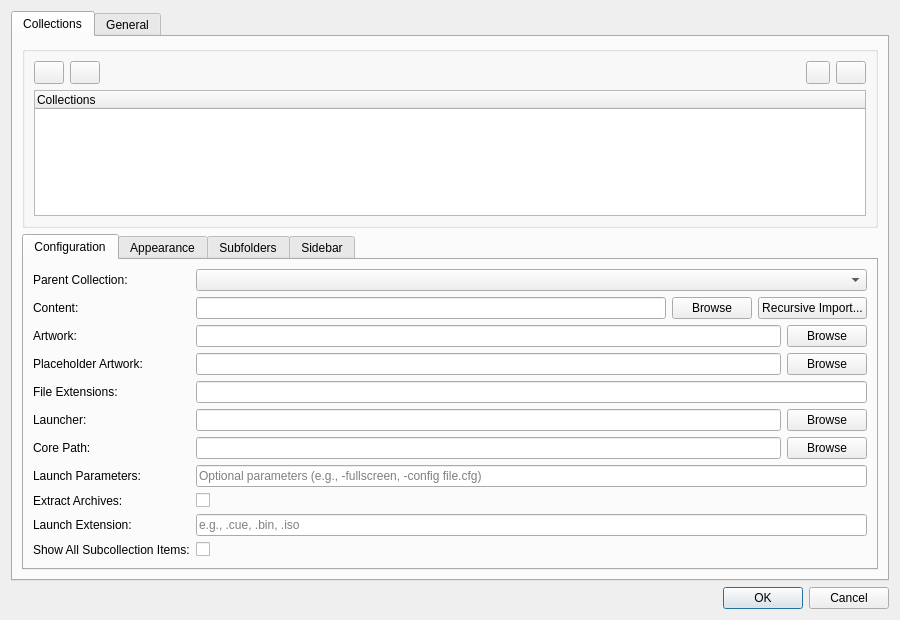
Before: the Qt Designer form src/ui/dialogs/settingsdialog.ui in EtherAura/Kartend, drawn with Qt 5.
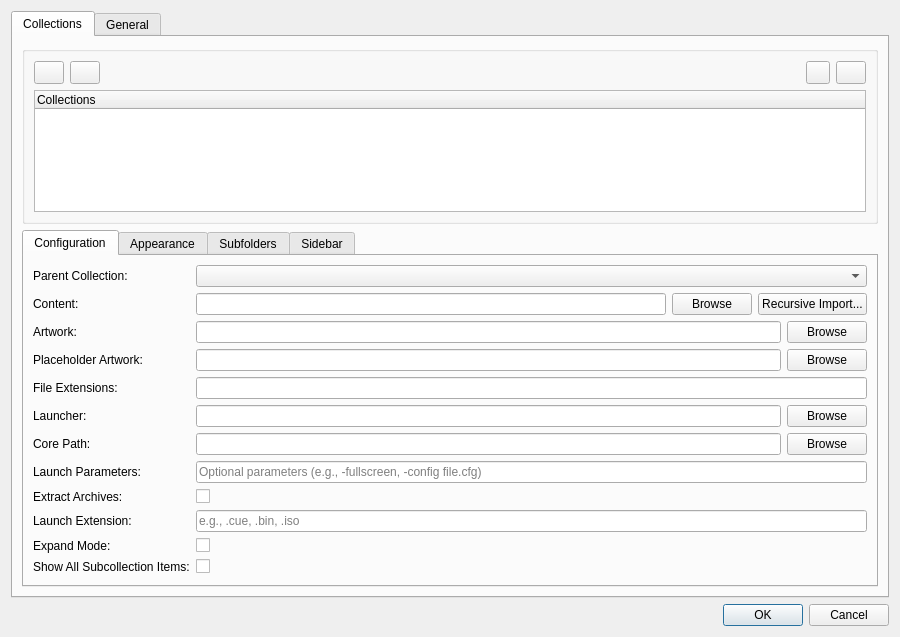
After: the same form once the commit is applied. Icons and pictures are not drawn.

Commit message: feat(interaction): per-collection expand mode with two-stage activation (Kartend-ghcr)

What changed in the file:
```diff
--- a/src/ui/dialogs/settingsdialog.ui
+++ b/src/ui/dialogs/settingsdialog.ui
@@ -369,13 +369,33 @@
               </widget>
              </item>
              <item row="10" column="0">
+              <widget class="QLabel" name="label_expandMode">
+               <property name="text">
+                <string>Expand Mode:</string>
+               </property>
+              </widget>
+             </item>
+             <item row="10" column="1">
+              <widget class="QCheckBox" name="expandModeCheckBox">
+               <property name="toolTip">
+                <string>Two-stage activation: first double-click or Enter expands the artwork preview; a second activation on the same item launches it.</string>
+               </property>
+               <property name="text">
+                <string/>
+               </property>
+               <property name="checked">
+                <bool>false</bool>
+               </property>
+              </widget>
+             </item>
+             <item row="11" column="0">
               <widget class="QLabel" name="label_showAllSubcollectionItems">
                <property name="text">
                 <string>Show All Subcollection Items:</string>
                </property>
               </widget>
              </item>
-             <item row="10" column="1">
+             <item row="11" column="1">
               <widget class="QCheckBox" name="showAllSubcollectionItemsCheckBox">
                <property name="toolTip">
                 <string>Mix items from subcollections with parent collection items, sorted alphabetically</string>
```
The commit also changes 19 other files.
